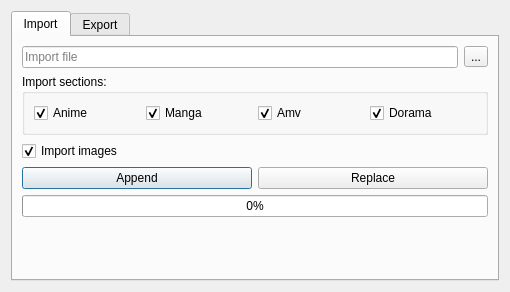
This is DatabaseAnime/share.ui in LibertaSoft/DatabaseAnime as Qt 5 draws it before an edit. The edited form follows.
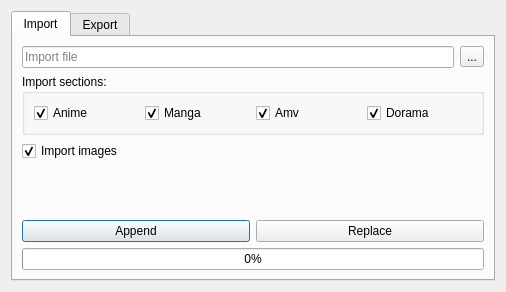
This is the edited form. Icons and pictures are not drawn.

Patch:
```diff
--- a/DatabaseAnime/share.ui
+++ b/DatabaseAnime/share.ui
@@ -6,7 +6,7 @@
    <rect>
     <x>0</x>
     <y>0</y>
-    <width>510</width>
+    <width>506</width>
     <height>292</height>
    </rect>
   </property>
@@ -35,6 +35,9 @@
            <property name="placeholderText">
             <string>Import file</string>
            </property>
+           <property name="clearButtonEnabled">
+            <bool>true</bool>
+           </property>
           </widget>
          </item>
          <item>
@@ -109,6 +112,19 @@
          </property>
         </widget>
        </item>
+       <item>
+        <spacer name="verticalSpacer">
+         <property name="orientation">
+          <enum>Qt::Vertical</enum>
+         </property>
+         <property name="sizeHint" stdset="0">
+          <size>
+           <width>20</width>
+           <height>40</height>
+          </size>
+         </property>
+        </spacer>
+       </item>
        <item>
         <layout class="QHBoxLayout" name="HLay_Import_Actions">
          <item>
@@ -145,19 +161,6 @@
          </property>
         </widget>
        </item>
-       <item>
-        <spacer name="verticalSpacer">
-         <property name="orientation">
-          <enum>Qt::Vertical</enum>
-         </property>
-         <property name="sizeHint" stdset="0">
-          <size>
-           <width>20</width>
-           <height>40</height>
-          </size>
-         </property>
-        </spacer>
-       </item>
       </layout>
      </widget>
      <widget class="QWidget" name="tab_export">
```
Left out of the diff: 37 changed lines with no effect on the pictures.
